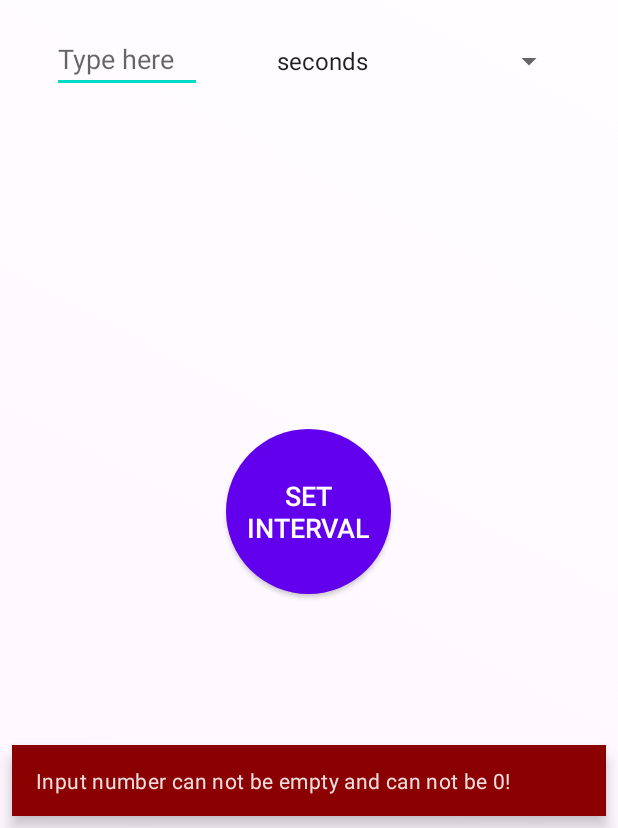
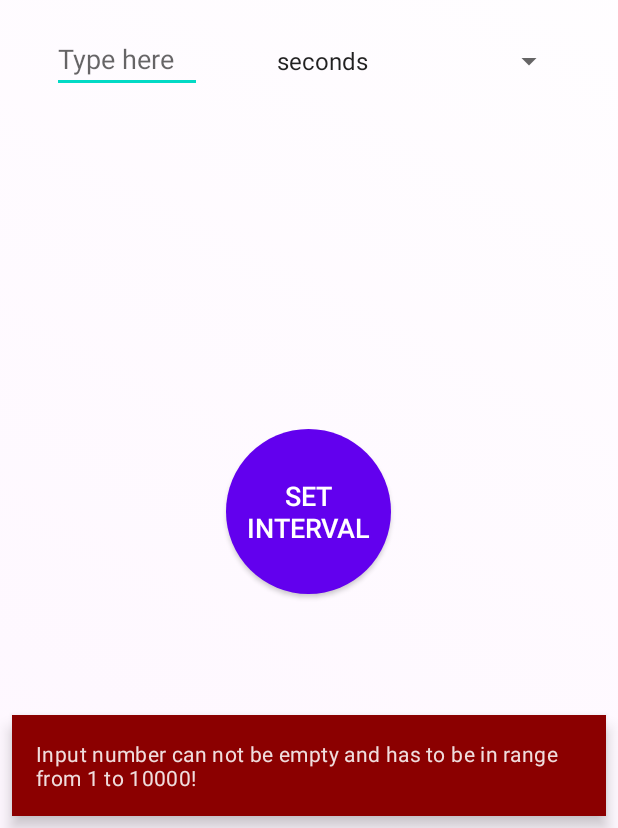
Before and after one commit to mladejir/Time_notificator, an Android app: the screen it shows after launch (MainActivity), after a tap on "SET INTERVAL", on a phone screen of 412 x 824 dp, the part 408-1236 px from its top. Run offline under Robolectric (Android 15) with nearby library versions, the light colour scheme and no system bars.

Commit message:
Added the range of input number

```diff
--- a/app/src/main/java/com/example/time_notificator/MainActivity.java
+++ b/app/src/main/java/com/example/time_notificator/MainActivity.java
@@ -79,8 +79,8 @@ public class MainActivity extends AppCompatActivity implements AdapterView.OnIte
     public void setInterval(){
 
         String intervalStr = (intervalBox.getText().toString());
-        if(intervalStr.equals("") || intervalStr.equals("0")){
-            Snackbar error = Snackbar.make(findViewById(R.id.mainLayout), "Input number can not be empty and can not be 0!", Snackbar.LENGTH_LONG);
+        if(intervalStr.equals("") || Integer.parseInt(intervalStr) < 1 ||  Integer.parseInt(intervalStr) > 10000){
+            Snackbar error = Snackbar.make(findViewById(R.id.mainLayout), "Input number can not be empty and has to be in range from 1 to 10000!", 5000);
             View errorView = error.getView();
             errorView.setBackgroundColor(ContextCompat.getColor(getApplicationContext(), R.color.dark_red));
             error.show();
@@ -88,7 +88,7 @@ public class MainActivity extends AppCompatActivity implements AdapterView.OnIte
         }
         else{
             App_data.setInterval(Integer.parseInt(intervalStr));
-            Snackbar ok = Snackbar.make(findViewById(R.id.mainLayout), "Interval of notification set successfully.", Snackbar.LENGTH_SHORT);
+            Snackbar ok = Snackbar.make(findViewById(R.id.mainLayout), "Interval of notification set successfully.", 5000);
             View okView = ok.getView();
             okView.setBackgroundColor(ContextCompat.getColor(getApplicationContext(), R.color.green));
             ok.show();
```
